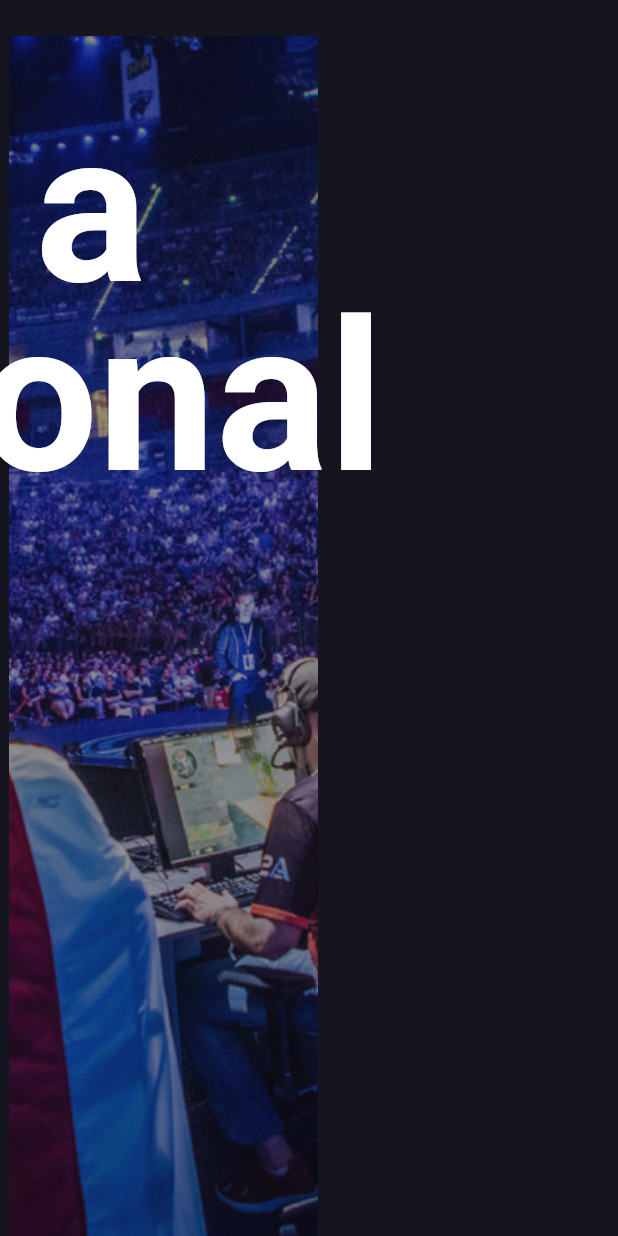
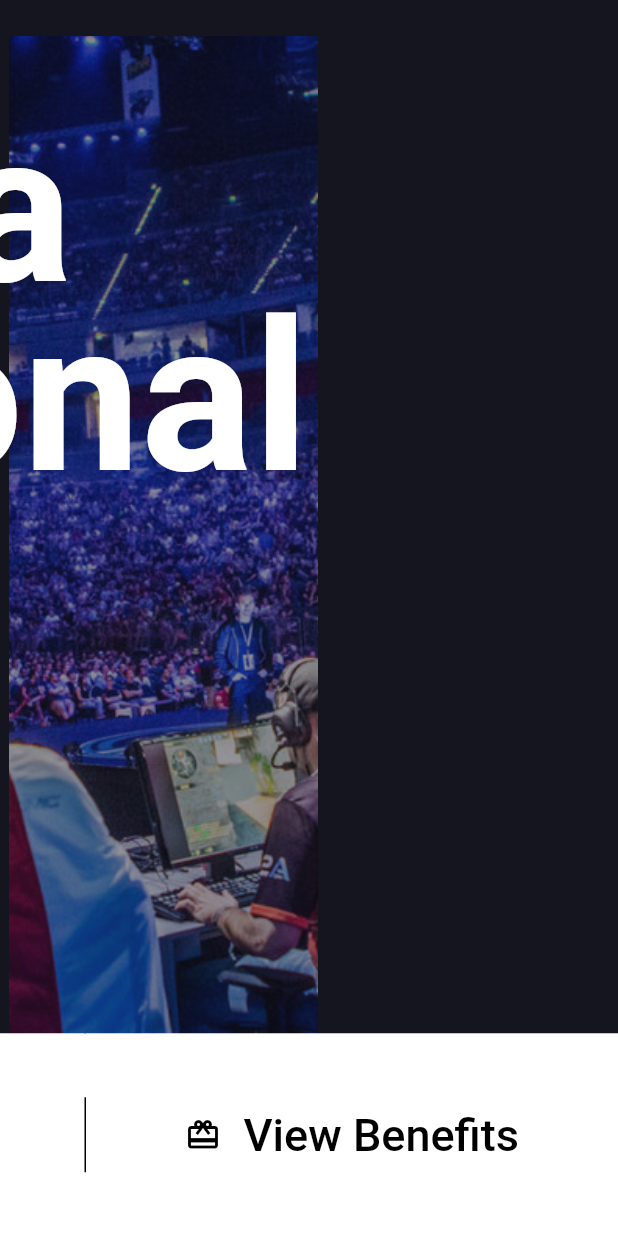
Before and after one commit to jonhygg99/Pandora-Gaming, a Flutter app: the screen it shows after launch, scrolled down 126 dp, on a phone screen of 412 x 824 dp. Run offline on Flutter 3.47's test engine with Material 2 defaults, Android fonts, the phone set to English and light mode, and no system bars; our stand-ins replace font_awesome_flutter.

Commit message:
Reformat code + done the testimonial part. Need to be responsive

```diff
--- a/lib/constants/color.dart
+++ b/lib/constants/color.dart
@@ -1,11 +1,13 @@
 import 'package:flutter/material.dart';
 
 const Color kBlack = Colors.black;
+const Color kDarkBlack = Colors.black87;
 const Color kSoftBlack = Colors.black54;
 const Color kSofterBlack = Colors.black45;
 const Color kWhiteGrey = Colors.white38;
-const Color kDarkWhite = Colors.white70;
+const Color kDarkWhite = Colors.white54;
 const Color kWhite = Colors.white;
 
 const Color kDarkBlue= Color(0xff151520);
+const Color kDBlack= Color(0xff08080C);
 const Color kNeonGreen = Colors.greenAccent;
--- /dev/null
+++ b/lib/constants/social_networks.dart
@@ -0,0 +1,10 @@
+import 'package:flutter/cupertino.dart';
+import 'package:font_awesome_flutter/font_awesome_flutter.dart';
+
+//Icons
+const Widget kInstagramIcon = FaIcon(FontAwesomeIcons.instagram);
+const Widget kTwitterIcon = FaIcon(FontAwesomeIcons.twitter);
+
+//Link
+const String kInstagramLink = 'https://www.instagram.com';
+const String kTwitterLink = 'https://www.instagram.com';
--- a/lib/main.dart
+++ b/lib/main.dart
@@ -1,5 +1,6 @@
 import 'package:flutter/material.dart';
-import 'package:pandora_gaming/views/mainPage.dart';
+import 'package:pandora_gaming/views/Testimonials/testimonials.dart';
+import 'package:pandora_gaming/views/mainPage/main_page.dart';
 
 import 'views/header/footer.dart';
 import 'views/header/formation.dart';
@@ -23,9 +24,10 @@ class MyApp extends StatelessWidget {
         body: ListView(
           children: const [
             MainPage(),
+            Services(),
+            // Formation(),
+            Testimonials(),
             // Header(),
-            // Services(),
-            // Formation(),
             // Footer(),
           ],
         ),
--- /dev/null
+++ b/lib/views/MainPage/NavigationBar/navigation_bar.dart
@@ -0,0 +1,55 @@
+import 'package:flutter/material.dart';
+import 'package:font_awesome_flutter/font_awesome_flutter.dart';
+import 'package:pandora_gaming/constants/social_networks.dart';
+
+import 'navigation_icon.dart';
+import 'navigation_text.dart';
+
+class MainNavigationBar extends StatelessWidget {
+  const MainNavigationBar({Key? key}) : super(key: key);
+
+  @override
+  Widget build(BuildContext context) {
+    return Positioned(
+      width: MediaQuery.of(context).size.width,
+      child: Padding(
+        padding: const EdgeInsets.symmetric(horizontal: 100, vertical: 70),
+        child: Row(
+          mainAxisAlignment: MainAxisAlignment.spaceBetween,
+          children: [
+            const Text(
+              'Pandora',
+              style: TextStyle(
+                fontSize: 30,
+                fontWeight: FontWeight.bold,
+              ),
+            ),
+            Wrap(
+              spacing: 30.0,
+              children: const [
+                NavText('Activity'),
+                NavText('Roadmap'),
+                NavText('NFT'),
+                NavText('About us'),
+                NavText('Contact'),
+              ],
+            ),
+            Wrap(
+              spacing: 15.0,
+              children: const [
+                NavigationIcon(
+                  icon: kInstagramIcon,
+                  link: kInstagramLink,
+                ),
+                NavigationIcon(
+                  icon: kTwitterIcon,
+                  link: kTwitterLink,
+                ),
+              ],
+            )
+          ],
+        ),
+      ),
+    );
+  }
+}
--- /dev/null
+++ b/lib/views/MainPage/main_image.dart
@@ -0,0 +1,25 @@
+import 'package:flutter/material.dart';
+import 'package:pandora_gaming/constants/path.dart';
+
+class MainImage extends StatelessWidget {
+  const MainImage(this.mainHeight, {Key? key}) : super(key: key);
+  final double mainHeight;
+
+  @override
+  Widget build(BuildContext context) {
+    return Positioned(
+      bottom: 0,
+      left: MediaQuery.of(context).size.width / 2 - 200,
+      child: ColorFiltered(
+        colorFilter: const ColorFilter.mode(Colors.white54, BlendMode.modulate),
+        child: Image(
+          image: const AssetImage(kImages + 'esport.jpeg'),
+          alignment: Alignment.center,
+          height: mainHeight - 150,
+          width: MediaQuery.of(context).size.width / 2,
+          fit: BoxFit.cover,
+        ),
+      ),
+    );
+  }
+}
--- /dev/null
+++ b/lib/views/MainPage/main_page.dart
@@ -0,0 +1,114 @@
+import 'dart:math';
+
+import 'package:flutter/material.dart';
+import 'package:font_awesome_flutter/font_awesome_flutter.dart';
+import 'package:pandora_gaming/constants/color.dart';
+
+import 'NavigationBar/navigation_bar.dart';
+import 'main_title.dart';
+import 'main_image.dart';
+
+class MainPage extends StatelessWidget {
+  const MainPage({Key? key}) : super(key: key);
+  final double mainHeight = 950;
+
+  @override
+  Widget build(BuildContext context) {
+    return Container(
+      width: double.infinity,
+      height: mainHeight,
+      color: kDarkBlue,
+      child: Stack(
+        alignment: Alignment.topCenter,
+        children: [
+          const MainNavigationBar(),
+          MainImage(mainHeight),
+          MainTitle(mainHeight),
+          const MainButton(),
+        ],
+      ),
+    );
+  }
+}
+
+class MainButton extends StatelessWidget {
+  const MainButton({Key? key}) : super(key: key);
+
+  @override
+  Widget build(BuildContext context) {
+    return Positioned(
+      right: 0,
+      bottom: 0,
+      child: Container(
+        color: kWhite,
+        child: Row(
+          children: [
+            MainButtonDesign(
+              title: 'Become a Member',
+              icon: Transform.rotate(
+                angle: 135 * pi / 180,
+                child: const FaIcon(
+                  FontAwesomeIcons.arrowLeft,
+                  color: kBlack,
+                ),
+              ),
+            ),
+            Container(
+              width: 1,
+              height: 50,
+              color: kBlack,
+            ),
+            const MainButtonDesign(
+                title: 'View Benefits',
+                icon: Icon(
+                  Icons.card_giftcard,
+                  color: kBlack,
+                ),
+            isLeft: true,),
+          ],
+        ),
+      ),
+    );
+  }
+}
+
+class MainButtonDesign extends StatelessWidget {
+  final String title;
+  final Widget icon;
+  final bool isLeft;
+  const MainButtonDesign(
+      {required this.title, required this.icon, this.isLeft = false, Key? key})
+      : super(key: key);
+
+  @override
+  Widget build(BuildContext context) {
+    return ElevatedButton(
+      onPressed: () {},
+      style: ElevatedButton.styleFrom(
+        primary: kWhite,
+        shape: RoundedRectangleBorder(
+          borderRadius: BorderRadius.circular(0.0),
+        ),
+        elevation: 0,
+
+      ),
+      child: Padding(
+        padding: const EdgeInsets.all(50.0),
+        child: Row(
+          children: [
+            isLeft ? Padding(
+              padding: const EdgeInsets.only(right: 15.0),
+              child: icon,
+            ) : Container(),
+            Text(
+              title,
+              style: const TextStyle(fontSize: 30, color: kBlack),
+            ),
+            Container(width: isLeft ? 0 : 15),
+            isLeft ? Container() : icon
+          ],
+        ),
+      ),
+    );
+  }
+}
--- /dev/null
+++ b/lib/views/MainPage/main_title.dart
@@ -0,0 +1,40 @@
+import 'package:flutter/material.dart';
+import 'package:pandora_gaming/constants/color.dart';
+
+class MainTitle extends StatelessWidget {
+  const MainTitle(this.mainHeight, {Key? key}) : super(key: key);
+
+  final double mainHeight;
+  @override
+  Widget build(BuildContext context) {
+    return Positioned(
+      bottom: mainHeight / 3 - 100,
+      right: MediaQuery.of(context).size.width / 2,
+      child: Column(
+        crossAxisAlignment: CrossAxisAlignment.start,
+        children: [
+          const Text(
+            'Become a\nprofessional\nplayer',
+            style: TextStyle(
+              fontSize: 140,
+              fontWeight: FontWeight.bold,
+              height: 0.9,
+            ),
+          ),
+          Container(height: 50),
+          const Text(
+            'Join a community with the same goal as you,\n'
+            'become a professional player.\n'
+            'We love being competitive. We love our community.\n'
+            'We love being at the top.',
+            style: TextStyle(
+              fontSize: 20,
+              color: kDarkWhite,
+              wordSpacing: 1.4,
+            ),
+          ),
+        ],
+      ),
+    );
+  }
+}
--- a/lib/views/header/services.dart
+++ b/lib/views/header/services.dart
@@ -10,7 +10,7 @@ class Services extends StatelessWidget {
   Widget build(BuildContext context) {
     return Container(
       padding: const EdgeInsets.symmetric(vertical: 110),
-      color: Colors.black54,
+      color: kDBlack,
       child: Column(
         children: [
           Wrap(
--- a/lib/views/mainPage.dart
+++ /dev/null
@@ -1,145 +0,0 @@
-import 'dart:html';
-
-import 'package:flutter/material.dart';
-import 'package:font_awesome_flutter/font_awesome_flutter.dart';
-import 'package:pandora_gaming/constants/color.dart';
-import 'package:pandora_gaming/constants/path.dart';
-
-class MainPage extends StatelessWidget {
-  const MainPage({Key? key}) : super(key: key);
-  final double mainHeight = 950;
-
-  @override
-  Widget build(BuildContext context) {
-    return Container(
-        width: double.infinity,
-        height: mainHeight,
-        color: kDarkBlue,
-        child: Stack(
-          alignment: Alignment.topCenter,
-          children: [
-            const NavigationBar(),
-            MainImage(mainHeight),
-            MainTitle(mainHeight),
-          ],
-        ),);
-  }
-}
-
-class NavigationBar extends StatelessWidget {
-  const NavigationBar({Key? key}) : super(key: key);
-
-  @override
-  Widget build(BuildContext context) {
-    return Positioned(
-      width: MediaQuery.of(context).size.width,
-      child: Padding(
-        padding: const EdgeInsets.symmetric(horizontal: 100, vertical: 70),
-        child: Row(
-          mainAxisAlignment: MainAxisAlignment.spaceBetween,
-          children: [
-            const Text(
-              'Pandora',
-              style: TextStyle(
-                fontSize: 30,
-                fontWeight: FontWeight.bold,
-              ),
-            ),
-            Wrap(
-              spacing: 30.0,
-              children: const [
-                NavText('Activity'),
-                NavText('About us'),
-                NavText('Contact'),
-              ],
-            ),
-            Wrap(
-              spacing: 30.0,
-              children: [
-                IconButton(
-                  onPressed: () {},
-                  icon: const FaIcon(FontAwesomeIcons.instagram),
-                ),
-                IconButton(
-                  onPressed: () {},
-                  icon: const FaIcon(FontAwesomeIcons.twitter),
-                ),
-              ],
-            )
-          ],
-        ),
-      ),
-    );
-  }
-}
-
-class NavText extends StatelessWidget {
-  const NavText(this.text, {Key? key}) : super(key: key);
-
-  final String text;
-  @override
-  Widget build(BuildContext context) {
-    return TextButton(
-      onPressed: () {},
-      child: Text(
-        text,
-        style: const TextStyle(
-            fontWeight: FontWeight.normal, fontSize: 20, color: kWhite),
-      ),
-    );
-  }
-}
-
-class MainTitle extends StatelessWidget {
-  const MainTitle(this.mainHeight, {Key? key}) : super(key: key);
-
-  final double mainHeight;
-  @override
-  Widget build(BuildContext context) {
-    return Positioned(
-      bottom: mainHeight / 3 - 100,
-      right: MediaQuery.of(context).size.width / 2 - 50,
-      child: Column(
-        crossAxisAlignment: CrossAxisAlignment.start,
-        children: [
-          const Text(
-            'Become a\nprofessional\nplayer',
-            style: TextStyle(
-                fontSize: 140, fontWeight: FontWeight.bold, height: 0.9),
-          ),
-          Container(height: 50),
-          const Text(
-              'Join a community with the same goal as you,\n'
-              'become a professional player.\n'
-              'We love being competitive. We love our community.\n'
-              'We love being at the top.',
-              style:
-                  TextStyle(fontSize: 20, color: kDarkWhite, wordSpacing: 1.4))
-        ],
-      ),
-    );
-  }
-}
-
-class MainImage extends StatelessWidget {
-  const MainImage(this.mainHeight, {Key? key}) : super(key: key);
-  final double mainHeight;
-
-  @override
-  Widget build(BuildContext context) {
-    return Positioned(
-      bottom: 0,
-      left: MediaQuery.of(context).size.width / 2 - 200,
-      child: ColorFiltered(
-        colorFilter: const ColorFilter.mode(Colors.white54, BlendMode.modulate),
-        child: Image(
-          image: const AssetImage(kImages + 'esport.jpeg'),
-          alignment: Alignment.center,
-          height: mainHeight - 150,
-          width: MediaQuery.of(context).size.width / 2,
-          fit: BoxFit.cover,
-        ),
-      ),
-    );
-  }
-}
```
Also changed, not shown: lib/views/MainPage/NavigationBar/navigation_icon.dart (added, +21 -0 lines), lib/views/MainPage/NavigationBar/navigation_text.dart (added, +19 -0 lines), lib/views/Testimonials/testimonials.dart (added, +92 -0 lines).
